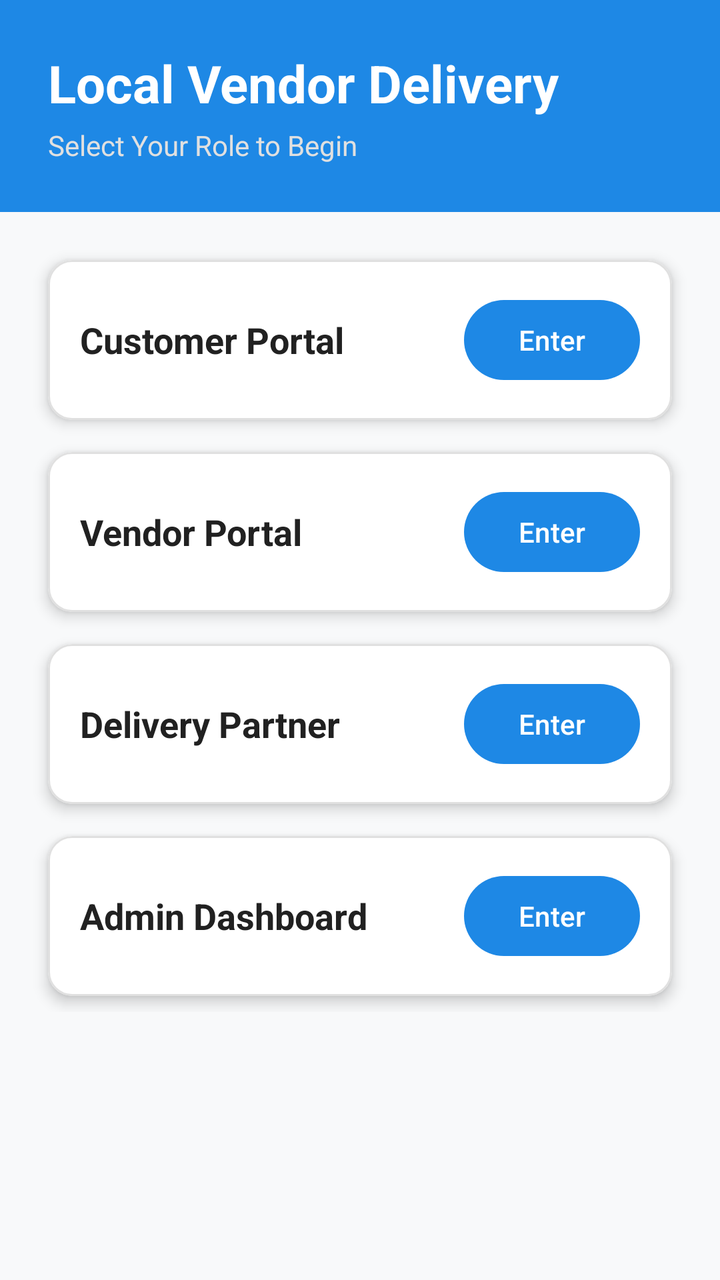
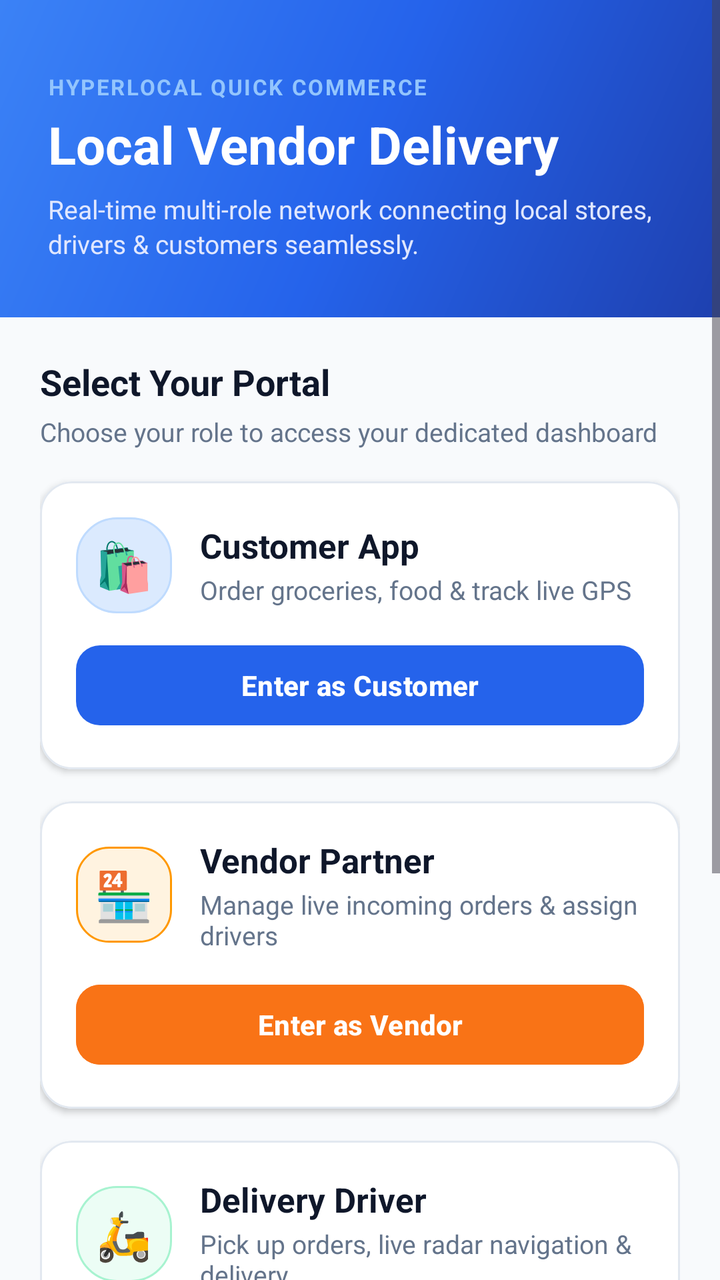

Two renders of the same Android screen: before a commit and after it. Below are the layout's source before the change and the commit's diff.
<!-- AndroidManifest.xml: application theme Theme.LocalVendorDelivery -->
<!-- res/layout/activity_main.xml -->
<?xml version="1.0" encoding="utf-8"?>
<androidx.constraintlayout.widget.ConstraintLayout xmlns:android="http://schemas.android.com/apk/res/android"
    xmlns:app="http://schemas.android.com/apk/res-auto"
    xmlns:tools="http://schemas.android.com/tools"
    android:id="@+id/main"
    android:layout_width="match_parent"
    android:layout_height="match_parent"
    android:background="#F8F9FA"
    tools:context=".MainActivity">

    
    <LinearLayout
        android:id="@+id/header"
        android:layout_width="match_parent"
        android:layout_height="wrap_content"
        android:orientation="vertical"
        android:padding="24dp"
        android:background="@color/colorPrimary"
        app:layout_constraintTop_toTopOf="parent">

        <TextView
            android:layout_width="wrap_content"
            android:layout_height="wrap_content"
            android:text="Local Vendor Delivery"
            android:textColor="#FFFFFF"
            android:textSize="26sp"
            android:textStyle="bold" />

        <TextView
            android:layout_width="wrap_content"
            android:layout_height="wrap_content"
            android:text="Select Your Role to Begin"
            android:textColor="#E0E0E0"
            android:textSize="14sp"
            android:layout_marginTop="4dp" />
    </LinearLayout>

    <ScrollView
        android:layout_width="match_parent"
        android:layout_height="0dp"
        app:layout_constraintTop_toBottomOf="@id/header"
        app:layout_constraintBottom_toBottomOf="parent">

        <LinearLayout
            android:layout_width="match_parent"
            android:layout_height="wrap_content"
            android:orientation="vertical"
            android:padding="16dp">

            
            <com.google.android.material.card.MaterialCardView
                android:id="@+id/cardCustomer"
                android:layout_width="match_parent"
                android:layout_height="wrap_content"
                android:layout_margin="8dp"
                app:cardCornerRadius="12dp"
                app:cardElevation="4dp"
                app:cardBackgroundColor="#FFFFFF"
                app:strokeColor="#E0E0E0"
                app:strokeWidth="1dp">

                <LinearLayout
                    android:layout_width="match_parent"
                    android:layout_height="wrap_content"
                    android:orientation="horizontal"
                    android:padding="16dp"
                    android:gravity="center_vertical">

                    <TextView
                        android:layout_width="0dp"
                        android:layout_height="wrap_content"
                        android:layout_weight="1"
                        android:text="Customer Portal"
                        android:textColor="#212121"
                        android:textSize="18sp"
                        android:textStyle="bold" />

                    <Button
                        android:id="@+id/btnCustomer"
                        android:layout_width="wrap_content"
                        android:layout_height="wrap_content"
                        android:text="Enter" />
                </LinearLayout>
            </com.google.android.material.card.MaterialCardView>

            
            <com.google.android.material.card.MaterialCardView
                android:id="@+id/cardVendor"
                android:layout_width="match_parent"
                android:layout_height="wrap_content"
                android:layout_margin="8dp"
                app:cardCornerRadius="12dp"
                app:cardElevation="4dp"
                app:cardBackgroundColor="#FFFFFF"
                app:strokeColor="#E0E0E0"
                app:strokeWidth="1dp">

                <LinearLayout
                    android:layout_width="match_parent"
                    android:layout_height="wrap_content"
                    android:orientation="horizontal"
                    android:padding="16dp"
                    android:gravity="center_vertical">

                    <TextView
                        android:layout_width="0dp"
                        android:layout_height="wrap_content"
                        android:layout_weight="1"
                        android:text="Vendor Portal"
                        android:textColor="#212121"
                        android:textSize="18sp"
                        android:textStyle="bold" />

                    <Button
                        android:id="@+id/btnVendor"
                        android:layout_width="wrap_content"
                        android:layout_height="wrap_content"
                        android:text="Enter" />
                </LinearLayout>
            </com.google.android.material.card.MaterialCardView>

            
            <com.google.android.material.card.MaterialCardView
                android:id="@+id/cardDelivery"
                android:layout_width="match_parent"
                android:layout_height="wrap_content"
                android:layout_margin="8dp"
                app:cardCornerRadius="12dp"
                app:cardElevation="4dp"
                app:cardBackgroundColor="#FFFFFF"
                app:strokeColor="#E0E0E0"
                app:strokeWidth="1dp">

                <LinearLayout
                    android:layout_width="match_parent"
                    android:layout_height="wrap_content"
                    android:orientation="horizontal"
                    android:padding="16dp"
                    android:gravity="center_vertical">

                    <TextView
                        android:layout_width="0dp"
                        android:layout_height="wrap_content"
                        android:layout_weight="1"
                        android:text="Delivery Partner"
                        android:textColor="#212121"
                        android:textSize="18sp"
                        android:textStyle="bold" />

                    <Button
                        android:id="@+id/btnDelivery"
                        android:layout_width="wrap_content"
                        android:layout_height="wrap_content"
                        android:text="Enter" />
                </LinearLayout>
            </com.google.android.material.card.MaterialCardView>

            
            <com.google.android.material.card.MaterialCardView
                android:id="@+id/cardAdmin"
                android:layout_width="match_parent"
                android:layout_height="wrap_content"
                android:layout_margin="8dp"
                app:cardCornerRadius="12dp"
                app:cardElevation="4dp"
                app:cardBackgroundColor="#FFFFFF"
                app:strokeColor="#E0E0E0"
                app:strokeWidth="1dp">

                <LinearLayout
                    android:layout_width="match_parent"
                    android:layout_height="wrap_content"
                    android:orientation="horizontal"
                    android:padding="16dp"
                    android:gravity="center_vertical">

                    <TextView
                        android:layout_width="0dp"
                        android:layout_height="wrap_content"
                        android:layout_weight="1"
                        android:text="Admin Dashboard"
                        android:textColor="#212121"
                        android:textSize="18sp"
                        android:textStyle="bold" />

                    <Button
                        android:id="@+id/btnAdmin"
                        android:layout_width="wrap_content"
                        android:layout_height="wrap_content"
                        android:text="Enter" />
                </LinearLayout>
            </com.google.android.material.card.MaterialCardView>

        </LinearLayout>
    </ScrollView>

</androidx.constraintlayout.widget.ConstraintLayout>
<!-- resources referenced by this layout -->
<resources>
  <color name="colorPrimary">#1E88E5</color>
  <style name="Theme.LocalVendorDelivery" parent="Base.Theme.LocalVendorDelivery" />
  <style name="Base.Theme.LocalVendorDelivery" parent="Theme.Material3.DayNight.NoActionBar">
          <item name="colorPrimary">@color/colorPrimary</item>
          <item name="colorPrimaryDark">@color/colorPrimaryDark</item>
          <item name="colorAccent">@color/colorAccent</item>
      </style>
  <color name="colorPrimaryDark">#1565C0</color>
  <color name="colorAccent">#FF9800</color>
</resources>

<!-- the commit's change to res/layout/activity_main.xml (unified diff, before → after) -->
@@ -1,85 +1,154 @@
 <?xml version="1.0" encoding="utf-8"?>
-<androidx.constraintlayout.widget.ConstraintLayout xmlns:android="http://schemas.android.com/apk/res/android"
+<ScrollView xmlns:android="http://schemas.android.com/apk/res/android"
     xmlns:app="http://schemas.android.com/apk/res-auto"
     xmlns:tools="http://schemas.android.com/tools"
     android:id="@+id/main"
     android:layout_width="match_parent"
     android:layout_height="match_parent"
-    android:background="#F8F9FA"
+    android:background="@color/colorBackground"
+    android:fillViewport="true"
     tools:context=".MainActivity">
 
-    
     <LinearLayout
-        android:id="@+id/header"
         android:layout_width="match_parent"
         android:layout_height="wrap_content"
-        android:orientation="vertical"
-        android:padding="24dp"
-        android:background="@color/colorPrimary"
-        app:layout_constraintTop_toTopOf="parent">
-
-        <TextView
-            android:layout_width="wrap_content"
+        android:orientation="vertical">
+
+        
+        <LinearLayout
+            android:id="@+id/header"
+            android:layout_width="match_parent"
             android:layout_height="wrap_content"
-            android:text="Local Vendor Delivery"
-            android:textColor="#FFFFFF"
-            android:textSize="26sp"
-            android:textStyle="bold" />
-
-        <TextView
-            android:layout_width="wrap_content"
-            android:layout_height="wrap_content"
-            android:text="Select Your Role to Begin"
-            android:textColor="#E0E0E0"
-            android:textSize="14sp"
-            android:layout_marginTop="4dp" />
-    </LinearLayout>
-
-    <ScrollView
-        android:layout_width="match_parent"
-        android:layout_height="0dp"
-        app:layout_constraintTop_toBottomOf="@id/header"
-        app:layout_constraintBottom_toBottomOf="parent">
-
+            android:background="@drawable/bg_header_gradient"
+            android:orientation="vertical"
+            android:paddingStart="24dp"
+            android:paddingTop="36dp"
+            android:paddingEnd="24dp"
+            android:paddingBottom="28dp">
+
+            <TextView
+                android:layout_width="wrap_content"
+                android:layout_height="wrap_content"
+                android:text="HYPERLOCAL QUICK COMMERCE"
+                android:textColor="#93C5FD"
+                android:textSize="11sp"
+                android:textStyle="bold"
+                android:letterSpacing="0.08" />
+
+            <TextView
+                android:layout_width="wrap_content"
+                android:layout_height="wrap_content"
+                android:text="Local Vendor Delivery"
+                android:textColor="#FFFFFF"
+                android:textSize="26sp"
+                android:textStyle="bold"
+                android:layout_marginTop="4dp" />
+
+            <TextView
+                android:layout_width="wrap_content"
+                android:layout_height="wrap_content"
+                android:text="Real-time multi-role network connecting local stores, drivers &amp; customers seamlessly."
+                android:textColor="#E0E7FF"
+                android:textSize="13sp"
+                android:layout_marginTop="6dp"
+                android:lineSpacingExtra="2dp" />
+
+        </LinearLayout>
+
+        
         <LinearLayout
             android:layout_width="match_parent"
             android:layout_height="wrap_content"
             android:orientation="vertical"
-            android:padding="16dp">
+            android:paddingStart="20dp"
+            android:paddingTop="20dp"
+            android:paddingEnd="20dp"
+            android:paddingBottom="24dp">
+
+            <TextView
+                android:layout_width="wrap_content"
+                android:layout_height="wrap_content"
+                android:text="Select Your Portal"
+                android:textSize="18sp"
+                android:textStyle="bold"
+                android:textColor="@color/colorTextPrimary"
+                android:layout_marginBottom="4dp" />
+
+            <TextView
+                android:layout_width="wrap_content"
+                android:layout_height="wrap_content"
+                android:text="Choose your role to access your dedicated dashboard"
+                android:textSize="13sp"
+                android:textColor="@color/colorTextSecondary"
+                android:layout_marginBottom="16dp" />
 
             
             <com.google.android.material.card.MaterialCardView
                 android:id="@+id/cardCustomer"
                 android:layout_width="match_parent"
                 android:layout_height="wrap_content"
-                android:layout_margin="8dp"
-                app:cardCornerRadius="12dp"
-                app:cardElevation="4dp"
-                app:cardBackgroundColor="#FFFFFF"
-                app:strokeColor="#E0E0E0"
+                android:layout_marginBottom="16dp"
+                app:cardCornerRadius="16dp"
+                app:cardElevation="2dp"
+                app:cardBackgroundColor="@color/colorSurface"
+                app:strokeColor="@color/dividerColor"
                 app:strokeWidth="1dp">
 
                 <LinearLayout
                     android:layout_width="match_parent"
                     android:layout_height="wrap_content"
-                    android:orientation="horizontal"
-                    android:padding="16dp"
-                    android:gravity="center_vertical">
-
-                    <TextView
-                        android:layout_width="0dp"
+                    android:orientation="vertical"
+                    android:padding="18dp">
+
+                    <LinearLayout
+                        android:layout_width="match_parent"
                         android:layout_height="wrap_content"
-                        android:layout_weight="1"
-                        android:text="Customer Portal"
-                        android:textColor="#212121"
-                        android:textSize="18sp"
-                        android:textStyle="bold" />
+                        android:orientation="horizontal"
+                        android:gravity="center_vertical"
+                        android:layout_marginBottom="12dp">
+
+                        <TextView
+                            android:layout_width="48dp"
+                            android:layout_height="48dp"
+                            android:text="🛍️"
+                            android:textSize="24sp"
+                            android:gravity="center"
+                            android:background="@drawable/bg_chip_blue" />
+
+                        <LinearLayout
+                            android:layout_width="0dp"
+                            android:layout_height="wrap_content"
+                            android:layout_weight="1"
+                            android:orientation="vertical"
+                            android:layout_marginStart="14dp">
+
+                            <TextView
+                                android:layout_width="wrap_content"
+                                android:layout_height="wrap_content"
+                                android:text="Customer App"
+                                android:textSize="17sp"
+                                android:textStyle="bold"
+                                android:textColor="@color/colorTextPrimary" />
+
+                            <TextView
+                                android:layout_width="wrap_content"
+                                android:layout_height="wrap_content"
+                                android:text="Order groceries, food &amp; track live GPS"
+                                android:textSize="13sp"
+                                android:textColor="@color/colorTextSecondary"
+                                android:layout_marginTop="2dp" />
+                        </LinearLayout>
+                    </LinearLayout>
 
                     <Button
                         android:id="@+id/btnCustomer"
-                        android:layout_width="wrap_content"
-                        android:layout_height="wrap_content"
-                        android:text="Enter" />
+                        android:layout_width="match_parent"
+                        android:layout_height="48dp"
+                        android:text="Enter as Customer"
+                        android:textSize="14sp"
+                        android:textStyle="bold"
+                        app:cornerRadius="12dp"
+                        app:elevation="0dp" />
                 </LinearLayout>
             </com.google.android.material.card.MaterialCardView>
 
@@ -88,34 +157,69 @@
                 android:id="@+id/cardVendor"
                 android:layout_width="match_parent"
                 android:layout_height="wrap_content"
-                android:layout_margin="8dp"
-                app:cardCornerRadius="12dp"
-                app:cardElevation="4dp"
-                app:cardBackgroundColor="#FFFFFF"
-                app:strokeColor="#E0E0E0"
+                android:layout_marginBottom="16dp"
+                app:cardCornerRadius="16dp"
+                app:cardElevation="2dp"
+                app:cardBackgroundColor="@color/colorSurface"
+                app:strokeColor="@color/dividerColor"
                 app:strokeWidth="1dp">
 
                 <LinearLayout
                     android:layout_width="match_parent"
                     android:layout_height="wrap_content"
-                    android:orientation="horizontal"
-                    android:padding="16dp"
-                    android:gravity="center_vertical">
-
-                    <TextView
-                        android:layout_width="0dp"
+                    android:orientation="vertical"
+                    android:padding="18dp">
+
+                    <LinearLayout
+                        android:layout_width="match_parent"
                         android:layout_height="wrap_content"
-                        android:layout_weight="1"
-                        android:text="Vendor Portal"
-                        android:textColor="#212121"
-                        android:textSize="18sp"
-                        android:textStyle="bold" />
+                        android:orientation="horizontal"
+                        android:gravity="center_vertical"
+                        android:layout_marginBottom="12dp">
+
+                        <TextView
+                            android:layout_width="48dp"
+                            android:layout_height="48dp"
+                            android:text="🏪"
+                            android:textSize="24sp"
+                            android:gravity="center"
+                            android:background="@drawable/bg_chip_orange" />
+
+                        <LinearLayout
+                            android:layout_width="0dp"
+                            android:layout_height="wrap_content"
+                            android:layout_weight="1"
+                            android:orientation="vertical"
+                            android:layout_marginStart="14dp">
+
+                            <TextView
+                                android:layout_width="wrap_content"
+                                android:layout_height="wrap_content"
+                                android:text="Vendor Partner"
+                                android:textSize="17sp"
+                                android:textStyle="bold"
+                                android:textColor="@color/colorTextPrimary" />
+
+                            <TextView
+                                android:layout_width="wrap_content"
+                                android:layout_height="wrap_content"
+                                android:text="Manage live incoming orders &amp; assign drivers"
+                                android:textSize="13sp"
+                                android:textColor="@color/colorTextSecondary"
+                                android:layout_marginTop="2dp" />
+                        </LinearLayout>
+                    </LinearLayout>
 
                     <Button
                         android:id="@+id/btnVendor"
-                        android:layout_width="wrap_content"
-                        android:layout_height="wrap_content"
-                        android:text="Enter" />
+                        android:layout_width="match_parent"
+                        android:layout_height="48dp"
+                        android:text="Enter as Vendor"
+                        android:textSize="14sp"
+                        android:textStyle="bold"
+                        android:backgroundTint="@color/colorAccent"
+                        app:cornerRadius="12dp"
+                        app:elevation="0dp" />
                 </LinearLayout>
             </com.google.android.material.card.MaterialCardView>
 
@@ -124,34 +228,69 @@
                 android:id="@+id/cardDelivery"
                 android:layout_width="match_parent"
                 android:layout_height="wrap_content"
-                android:layout_margin="8dp"
-                app:cardCornerRadius="12dp"
-                app:cardElevation="4dp"
-                app:cardBackgroundColor="#FFFFFF"
-                app:strokeColor="#E0E0E0"
+                android:layout_marginBottom="16dp"
+                app:cardCornerRadius="16dp"
+                app:cardElevation="2dp"
+                app:cardBackgroundColor="@color/colorSurface"
+                app:strokeColor="@color/dividerColor"
                 app:strokeWidth="1dp">
 
                 <LinearLayout
                     android:layout_width="match_parent"
                     android:layout_height="wrap_content"
-                    android:orientation="horizontal"
-                    android:padding="16dp"
-                    android:gravity="center_vertical">
-
-                    <TextView
-                        android:layout_width="0dp"
+                    android:orientation="vertical"
+                    android:padding="18dp">
+
+                    <LinearLayout
+                        android:layout_width="match_parent"
                         android:layout_height="wrap_content"
-                        android:layout_weight="1"
-                        android:text="Delivery Partner"
-                        android:textColor="#212121"
-                        android:textSize="18sp"
-                        android:textStyle="bold" />
+                        android:orientation="horizontal"
+                        android:gravity="center_vertical"
+                        android:layout_marginBottom="12dp">
+
+                        <TextView
+                            android:layout_width="48dp"
+                            android:layout_height="48dp"
+                            android:text="🛵"
+                            android:textSize="24sp"
+                            android:gravity="center"
+                            android:background="@drawable/bg_chip_green" />
+
+                        <LinearLayout
+                            android:layout_width="0dp"
+                            android:layout_height="wrap_content"
+                            android:layout_weight="1"
+                            android:orientation="vertical"
+                            android:layout_marginStart="14dp">
+
+                            <TextView
+                                android:layout_width="wrap_content"
+                                android:layout_height="wrap_content"
+                                android:text="Delivery Driver"
+                                android:textSize="17sp"
+                                android:textStyle="bold"
+                                android:textColor="@color/colorTextPrimary" />
+
+                            <TextView
+                                android:layout_width="wrap_content"
+                                android:layout_height="wrap_content"
+                                android:text="Pick up orders, live radar navigation &amp; delivery"
+                                android:textSize="13sp"
+                                android:textColor="@color/colorTextSecondary"
+                                android:layout_marginTop="2dp" />
+                        </LinearLayout>
+                    </LinearLayout>
 
                     <Button
                         android:id="@+id/btnDelivery"
-                        android:layout_width="wrap_content"
-                        android:layout_height="wrap_content"
-                        android:text="Enter" />
+                        android:layout_width="match_parent"
+                        android:layout_height="48dp"
+                        android:text="Enter as Delivery Driver"
+                        android:textSize="14sp"
+                        android:textStyle="bold"
+                        android:backgroundTint="@color/colorSuccess"
+                        app:cornerRadius="12dp"
+                        app:elevation="0dp" />
                 </LinearLayout>
             </com.google.android.material.card.MaterialCardView>
 
@@ -160,38 +299,73 @@
                 android:id="@+id/cardAdmin"
                 android:layout_width="match_parent"
                 android:layout_height="wrap_content"
-                android:layout_margin="8dp"
-                app:cardCornerRadius="12dp"
-                app:cardElevation="4dp"
-                app:cardBackgroundColor="#FFFFFF"
-                app:strokeColor="#E0E0E0"
+                android:layout_marginBottom="20dp"
+                app:cardCornerRadius="16dp"
+                app:cardElevation="2dp"
+                app:cardBackgroundColor="@color/colorSurface"
+                app:strokeColor="@color/dividerColor"
                 app:strokeWidth="1dp">
 
                 <LinearLayout
                     android:layout_width="match_parent"
                     android:layout_height="wrap_content"
-                    android:orientation="horizontal"
-                    android:padding="16dp"
-                    android:gravity="center_vertical">
-
-                    <TextView
-                        android:layout_width="0dp"
+                    android:orientation="vertical"
+                    android:padding="18dp">
+
+                    <LinearLayout
+                        android:layout_width="match_parent"
                         android:layout_height="wrap_content"
-                        android:layout_weight="1"
-                        android:text="Admin Dashboard"
-                        android:textColor="#212121"
-                        android:textSize="18sp"
-                        android:textStyle="bold" />
+                        android:orientation="horizontal"
+                        android:gravity="center_vertical"
+                        android:layout_marginBottom="12dp">
+
+                        <TextView
+                            android:layout_width="48dp"
+                            android:layout_height="48dp"
+                            android:text="⚡"
+                            android:textSize="24sp"
+                            android:gravity="center"
+                            android:background="@drawable/bg_chip_purple" />
+
+                        <LinearLayout
+                            android:layout_width="0dp"
+                            android:layout_height="wrap_content"
+                            android:layout_weight="1"
+                            android:orientation="vertical"
+                            android:layout_marginStart="14dp">
+
+                            <TextView
+                                android:layout_width="wrap_content"
+                                android:layout_height="wrap_content"
+                                android:text="System Admin"
+                                android:textSize="17sp"
+                                android:textStyle="bold"
+                                android:textColor="@color/colorTextPrimary" />
+
+                            <TextView
+                                android:layout_width="wrap_content"
+                                android:layout_height="wrap_content"
+                                android:text="Manage vendors, catalog, drivers &amp; overview"
+                                android:textSize="13sp"
+                                android:textColor="@color/colorTextSecondary"
+                                android:layout_marginTop="2dp" />
+                        </LinearLayout>
+                    </LinearLayout>
 
                     <Button
                         android:id="@+id/btnAdmin"
-                        android:layout_width="wrap_content"
-                        android:layout_height="wrap_content"
-                        android:text="Enter" />
+                        android:layout_width="match_parent"
+                        android:layout_height="48dp"
+                        android:text="Enter as Administrator"
+                        android:textSize="14sp"
+                        android:textStyle="bold"
+                        android:backgroundTint="#6366F1"
+                        app:cornerRadius="12dp"
+                        app:elevation="0dp" />
                 </LinearLayout>
             </com.google.android.material.card.MaterialCardView>
 
         </LinearLayout>
-    </ScrollView>
-
-</androidx.constraintlayout.widget.ConstraintLayout>
+
+    </LinearLayout>
+</ScrollView>
<!-- resource entries referenced after the edit -->
@@ -1,13 +1,96 @@
 <!-- resources referenced by this layout -->
 <resources>
-  <color name="colorPrimary">#1E88E5</color>
+  <color name="colorPrimary">#2563EB</color>
   <style name="Theme.LocalVendorDelivery" parent="Base.Theme.LocalVendorDelivery" />
+  <color name="colorPrimaryLight">#DBEAFE</color>
+  <color name="colorSuccessBg">#ECFDF5</color>
   <style name="Base.Theme.LocalVendorDelivery" parent="Theme.Material3.DayNight.NoActionBar">
           <item name="colorPrimary">@color/colorPrimary</item>
           <item name="colorPrimaryDark">@color/colorPrimaryDark</item>
           <item name="colorAccent">@color/colorAccent</item>
+          <item name="android:colorBackground">@color/colorBackground</item>
+          <item name="android:windowBackground">@color/colorBackground</item>
+          <item name="android:statusBarColor">@color/colorPrimaryDark</item>
+          <item name="android:navigationBarColor">#FFFFFF</item>
       </style>
-  <color name="colorPrimaryDark">#1565C0</color>
-  <color name="colorAccent">#FF9800</color>
+  <color name="colorPrimaryDark">#1D4ED8</color>
+  <color name="colorAccent">#F97316</color>
+  <color name="colorBackground">#F8FAFC</color>
+  <color name="colorSuccess">#10B981</color>
+  <color name="colorSurface">#FFFFFF</color>
+  <color name="colorTextPrimary">#0F172A</color>
+  <color name="colorTextSecondary">#64748B</color>
+  <color name="dividerColor">#E2E8F0</color>
+  <!-- drawable bg_chip_blue (drawable) -->
+  <?xml version="1.0" encoding="utf-8"?>
+  <shape xmlns:android="http://schemas.android.com/apk/res/android"
+      android:shape="rectangle">
+      <solid android:color="@color/colorPrimaryLight" />
+      <stroke
+          android:width="1dp"
+          android:color="#BFDBFE" />
+      <corners android:radius="20dp" />
+      <padding
+          android:bottom="5dp"
+          android:left="12dp"
+          android:right="12dp"
+          android:top="5dp" />
+  </shape>
+  <!-- drawable bg_chip_green (drawable) -->
+  <?xml version="1.0" encoding="utf-8"?>
+  <shape xmlns:android="http://schemas.android.com/apk/res/android"
+      android:shape="rectangle">
+      <solid android:color="@color/colorSuccessBg" />
+      <stroke
+          android:width="1dp"
+          android:color="#A7F3D0" />
+      <corners android:radius="20dp" />
+      <padding
+          android:bottom="5dp"
+          android:left="12dp"
+          android:right="12dp"
+          android:top="5dp" />
+  </shape>
+  <!-- drawable bg_chip_orange (drawable) -->
+  <?xml version="1.0" encoding="utf-8"?>
+  <shape xmlns:android="http://schemas.android.com/apk/res/android"
+      android:shape="rectangle">
+      <solid android:color="#FFF3E0" />
+      <stroke
+          android:width="1dp"
+          android:color="#FF9800" />
+      <corners android:radius="16dp" />
+      <padding
+          android:bottom="4dp"
+          android:left="10dp"
+          android:right="10dp"
+          android:top="4dp" />
+  </shape>
+  <!-- drawable bg_chip_purple (drawable) -->
+  <?xml version="1.0" encoding="utf-8"?>
+  <shape xmlns:android="http://schemas.android.com/apk/res/android"
+      android:shape="rectangle">
+      <solid android:color="#F3E8FF" />
+      <stroke
+          android:width="1dp"
+          android:color="#DDD6FE" />
+      <corners android:radius="20dp" />
+      <padding
+          android:bottom="5dp"
+          android:left="12dp"
+          android:right="12dp"
+          android:top="5dp" />
+  </shape>
+  <!-- drawable bg_header_gradient (drawable) -->
+  <?xml version="1.0" encoding="utf-8"?>
+  <shape xmlns:android="http://schemas.android.com/apk/res/android"
+      android:shape="rectangle">
+      <gradient
+          android:angle="135"
+          android:startColor="#1E40AF"
+          android:centerColor="#2563EB"
+          android:endColor="#3B82F6"
+          android:type="linear" />
+  </shape>
 </resources>
 
